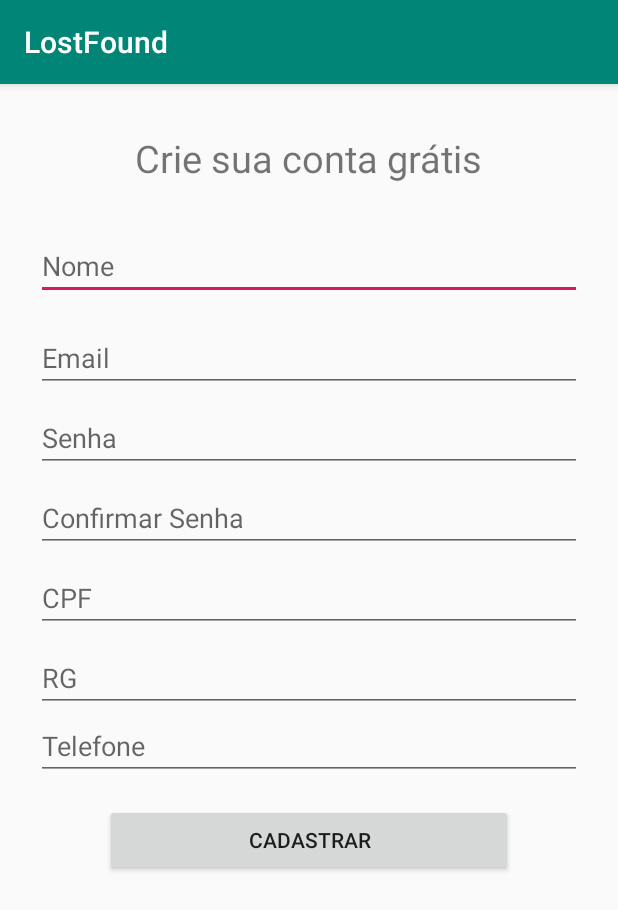
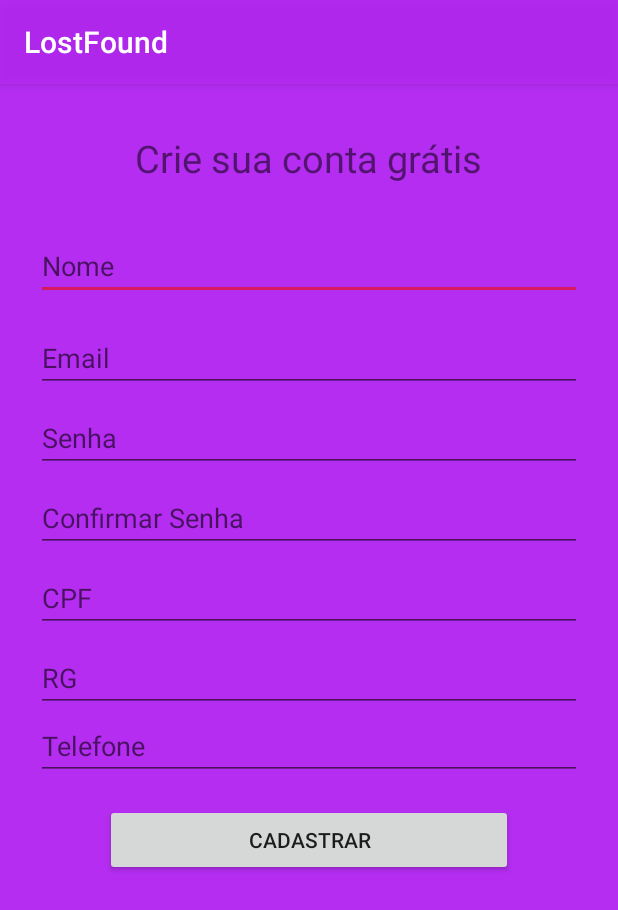
Before and after one commit to eraldoakosoft/LF, an Android app: the CadastroActivity screen opened directly, with no data from a screen before it, on a phone screen of 412 x 824 dp. Shown: the top 910 px of the screen. Run offline under Robolectric (Android 15) with nearby library versions, the phone set to English and light mode, and no system bars; our stand-ins replace Firebase (no records; nobody signed in at launch, a user with empty details on screens opened directly).

Commit message:
Fiz umas auterações na cores do bacground;

```diff
--- a/app/src/main/java/com/example/lostfound/MainActivity.java
+++ b/app/src/main/java/com/example/lostfound/MainActivity.java
@@ -19,9 +19,6 @@ public class MainActivity extends AppCompatActivity {
         super.onCreate(savedInstanceState);
         setContentView(R.layout.activity_main);
 
-
-
-
     }
 
     @Override
@@ -42,6 +39,7 @@ public class MainActivity extends AppCompatActivity {
     public void verificarUsuarioLogado(){
         auth = ConfiguracaoFireBase.getFirebaseAutenticacao();
 
+
         if(auth.getCurrentUser() != null){
             abrirTelaPrincipal();
 
--- a/app/src/main/res/layout/activity_cadastro.xml
+++ b/app/src/main/res/layout/activity_cadastro.xml
@@ -5,7 +5,8 @@
     android:layout_width="match_parent"
     android:layout_height="match_parent"
     tools:context=".CadastroActivity"
-    android:orientation="vertical">
+    android:orientation="vertical"
+    android:background="@color/colorPrimary">
 
     <TextView
         android:id="@+id/textView"
--- a/app/src/main/res/values/colors.xml
+++ b/app/src/main/res/values/colors.xml
@@ -1,6 +1,6 @@
 <?xml version="1.0" encoding="utf-8"?>
 <resources>
-    <color name="colorPrimary">#008577</color>
-    <color name="colorPrimaryDark">#00574B</color>
+    <color name="colorPrimary">#DDAA0EF1</color>
+    <color name="colorPrimaryDark">#9204AD</color>
     <color name="colorAccent">#D81B60</color>
 </resources>
```
